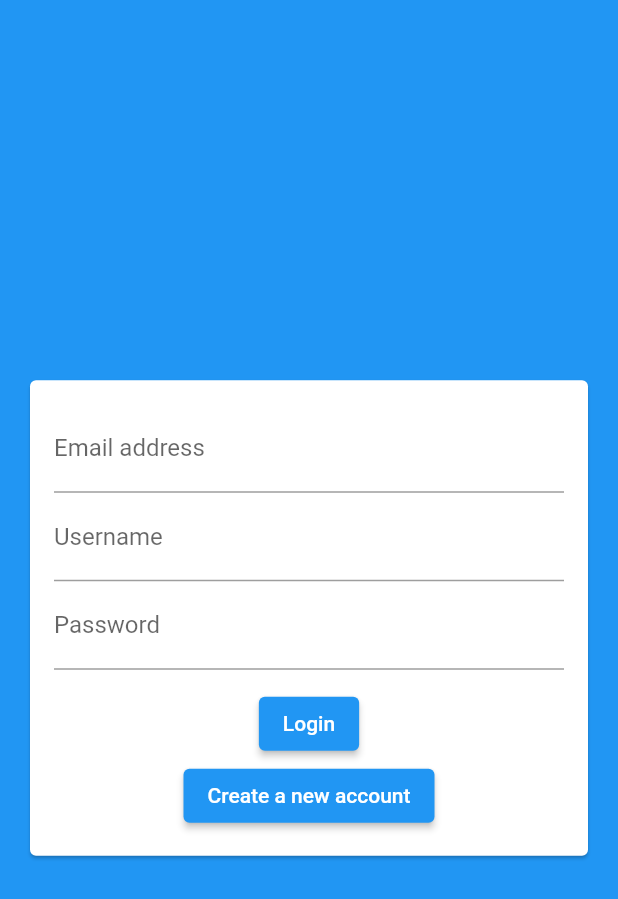
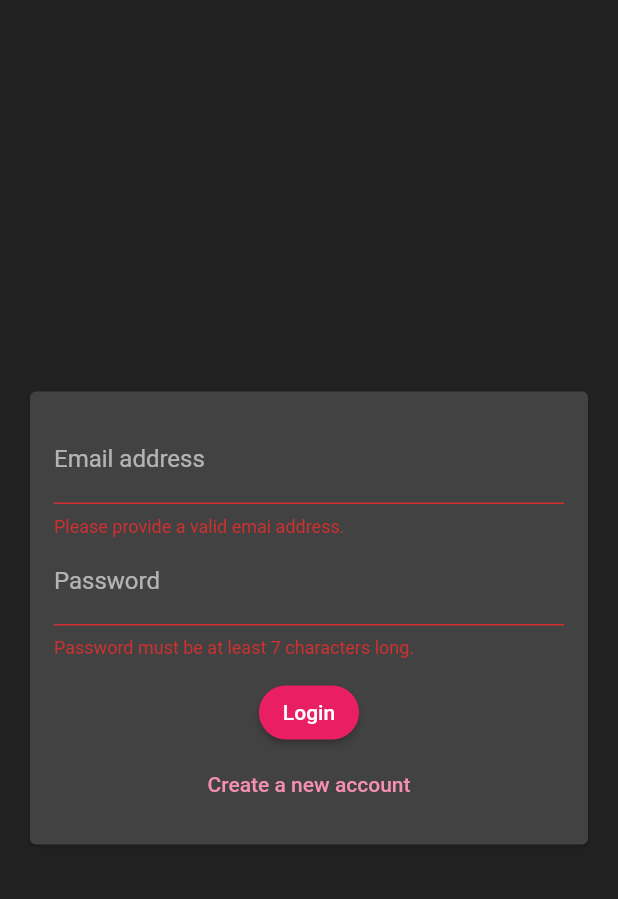
Before and after one commit to darkobuvac998/chat_app, a Flutter app: the screen it shows after launch, after a tap on "Login", on a phone screen of 412 x 824 dp. Shown: the top 899 px of the screen. Run offline on Flutter 3.47's test engine with Material 2 defaults, Android fonts, the phone set to English and light mode, and no system bars; our stand-ins replace cloud_firestore, firebase_auth, firebase_core; accounts and stored records are empty.

Commit message:
firebase_auth added

```diff
--- a/lib/main.dart
+++ b/lib/main.dart
@@ -18,9 +18,58 @@ class MyApp extends StatelessWidget {
     return MaterialApp(
       title: 'Chat App',
       theme: ThemeData(
-        primarySwatch: Colors.blue,
+        primarySwatch: Colors.pink,
+        backgroundColor: Colors.pink,
+        textButtonTheme: TextButtonThemeData(
+          style: ButtonStyle(
+            backgroundColor: MaterialStateProperty.all<Color>(
+              Colors.transparent,
+            ),
+            foregroundColor: MaterialStateProperty.all<Color>(
+              Colors.pink.shade200,
+            ),
+            shape: MaterialStateProperty.all<RoundedRectangleBorder>(
+              RoundedRectangleBorder(
+                borderRadius: BorderRadius.circular(
+                  20,
+                ),
+              ),
+            ),
+          ),
+        ),
+        elevatedButtonTheme: ElevatedButtonThemeData(
+          style: ButtonStyle(
+            backgroundColor: MaterialStateProperty.all<Color>(
+              Colors.pink,
+            ),
+            shape: MaterialStateProperty.all<RoundedRectangleBorder>(
+              RoundedRectangleBorder(
+                borderRadius: BorderRadius.circular(
+                  20,
+                ),
+              ),
+            ),
+          ),
+        ),
+        buttonTheme: ButtonTheme.of(context).copyWith(
+          buttonColor: Colors.pink,
+          textTheme: ButtonTextTheme.primary,
+          shape: RoundedRectangleBorder(
+            borderRadius: BorderRadius.circular(
+              20,
+            ),
+          ),
+        ),
+        colorScheme: ColorScheme.fromSwatch(
+          primarySwatch: Colors.pink,
+        ).copyWith(
+          secondary: Colors.deepPurple,
+          brightness: Brightness.dark,
+        ),
       ),
       home: const AuthScreen(),
     );
   }
 }
+
+// with use of Firebase SDK's we not realy need a provider package to manage app wide state
--- a/lib/widgets/auth/auth_form.dart
+++ b/lib/widgets/auth/auth_form.dart
@@ -1,13 +1,40 @@
 import 'package:flutter/material.dart';
 
 class AuthForm extends StatefulWidget {
-  const AuthForm({Key? key}) : super(key: key);
+  final void Function(BuildContext ctx, String email, String password,
+      String username, bool isLogin) onSubmit;
+  const AuthForm({required this.onSubmit, Key? key}) : super(key: key);
 
   @override
   State<AuthForm> createState() => _AuthFormState();
 }
 
 class _AuthFormState extends State<AuthForm> {
+  final _formKey = GlobalKey<FormState>();
+  String _userEmail = '';
+  String _userName = '';
+  String _userPassword = '';
+  var _isLogin = true;
+
+  void _trySubmit() {
+    final isValid = _formKey.currentState!.validate();
+    FocusScope.of(context).unfocus();
+
+    if (!isValid) {
+      return;
+    }
+
+    widget.onSubmit(
+      context,
+      _userEmail.trim(),
+      _userPassword.trim(),
+      _userName.trim(),
+      _isLogin,
+    );
+
+    _formKey.currentState!.save();
+  }
+
   @override
   Widget build(BuildContext context) {
     return Center(
@@ -21,36 +48,86 @@ class _AuthFormState extends State<AuthForm> {
               16,
             ),
             child: Form(
+              key: _formKey,
               child: Column(
                 mainAxisSize: MainAxisSize.min,
                 children: [
                   TextFormField(
+                    key: const ValueKey('Email'),
                     keyboardType: TextInputType.emailAddress,
-                    decoration:
-                        const InputDecoration(labelText: 'Email address'),
+                    decoration: const InputDecoration(
+                      labelText: 'Email address',
+                    ),
+                    validator: (value) {
+                      if (value == null) {
+                        return 'Please provide a valid emai address.';
+                      }
+                      if (!value.contains('@')) {
+                        return 'Please provide a valid emai address.';
+                      }
+                      return null;
+                    },
+                    onSaved: (value) {
+                      _userEmail = value ?? '';
+                    },
                   ),
+                  if (!_isLogin)
+                    TextFormField(
+                      key: const ValueKey('Username'),
+                      decoration: const InputDecoration(
+                        labelText: 'Username',
+                      ),
+                      validator: (value) {
+                        if (value == null) {
+                          return 'Please enter a value.';
+                        }
+                        if (value.length <= 4) {
+                          return 'Please enter at least 5 characters';
+                        }
+                        return null;
+                      },
+                      onSaved: (value) {
+                        _userName = value ?? '';
+                      },
+                    ),
                   TextFormField(
-                    decoration: const InputDecoration(labelText: 'Username'),
-                  ),
-                  TextFormField(
+                    key: const ValueKey('Password'),
                     obscureText: true,
                     decoration: const InputDecoration(
                       labelText: 'Password',
                     ),
+                    validator: (value) {
+                      if (value == null) {
+                        return 'Please enter a password';
+                      }
+                      if (value.length < 7) {
+                        return 'Password must be at least 7 characters long.';
+                      }
+                      return null;
+                    },
+                    onSaved: (value) {
+                      _userPassword = value ?? '';
+                    },
                   ),
                   const SizedBox(
                     height: 12,
                   ),
                   ElevatedButton(
-                    onPressed: () {},
-                    child: const Text(
-                      'Login',
+                    onPressed: _trySubmit,
+                    child: Text(
+                      _isLogin ? 'Login' : 'Signup',
                     ),
                   ),
-                  ElevatedButton(
-                    onPressed: () {},
-                    child: const Text(
-                      'Create a new account',
+                  TextButton(
+                    onPressed: () {
+                      setState(() {
+                        _isLogin = !_isLogin;
+                      });
+                    },
+                    child: Text(
+                      _isLogin
+                          ? 'Create a new account'
+                          : 'I already have an account',
                     ),
                   ),
                 ],
--- a/pubspec.yaml
+++ b/pubspec.yaml
@@ -31,6 +31,7 @@ dependencies:
     sdk: flutter
   firebase_core: ^1.16.0
   cloud_firestore: ^3.1.14
+  firebase_auth: ^3.3.17
 
 
   # The following adds the Cupertino Icons font to your application.
```
Also changed, not shown: lib/screens/auth_screen.dart (+57 -1 lines), pubspec.lock.
